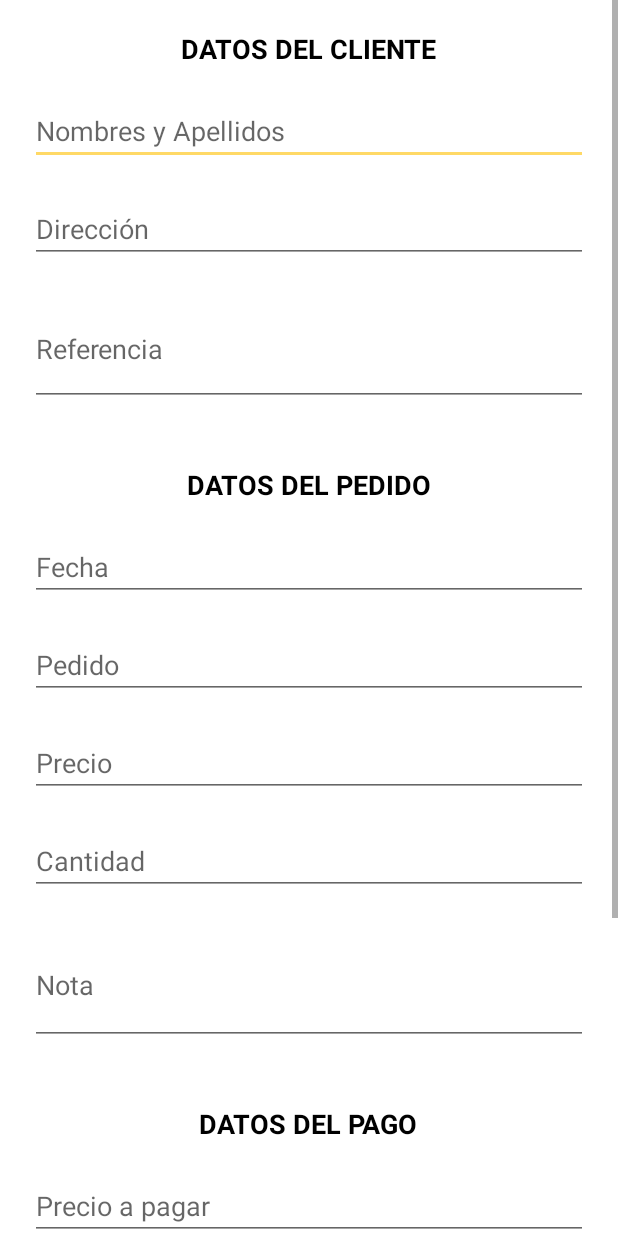
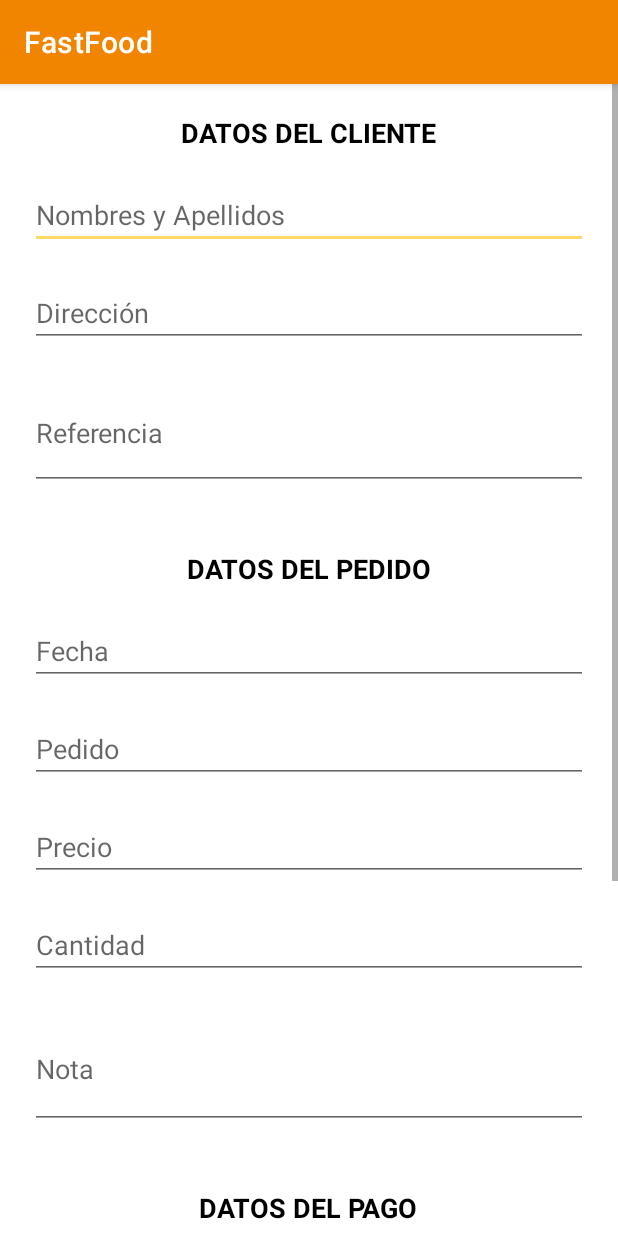
Before and after one commit to Longobardi-19/FastFood, an Android app: the screen it shows after launch once a user with an empty profile is signed in (NuevaOrderActivity), after a tap on an icon or button, on a phone screen of 412 x 824 dp. Run offline under Robolectric (Android 15) with nearby library versions, the phone set to English and light mode, and no system bars; our stand-ins replace Firebase (no records; nobody signed in at launch, a user with empty details on screens opened directly), Room's generated code.

Commit message:
correcion del toolbar

```diff
--- a/app/src/main/AndroidManifest.xml
+++ b/app/src/main/AndroidManifest.xml
@@ -9,7 +9,7 @@
         android:roundIcon="@mipmap/ic_launcher_round"
         android:supportsRtl="true"
         android:theme="@style/Theme.FastFood">
-        <activity android:name=".LoginActivity" />
+        <activity android:name=".LoginActivity" android:theme="@style/Theme.AppCompat.NoActionBar" />
         <activity android:name=".MainActivity"  />
         <activity android:name=".OrderActivity" />
         <activity android:name=".NuevaOrderActivity"/>
--- a/app/src/main/java/com/aplicaciones/fastfood/LoginActivity.kt
+++ b/app/src/main/java/com/aplicaciones/fastfood/LoginActivity.kt
@@ -4,6 +4,7 @@ import android.content.Intent
 import androidx.appcompat.app.AppCompatActivity
 import android.os.Bundle
 import android.util.Log
+import android.view.WindowManager
 import android.widget.Toast
 import com.aplicaciones.fastfood.databinding.ActivityLoginBinding
 import com.google.firebase.auth.FirebaseAuth
@@ -35,6 +36,7 @@ class LoginActivity : AppCompatActivity() {
                 }
             }
         }
+
     }
    public override fun onStart() {
         super.onStart()
--- a/app/src/main/java/com/aplicaciones/fastfood/MainActivity.kt
+++ b/app/src/main/java/com/aplicaciones/fastfood/MainActivity.kt
@@ -52,7 +52,6 @@ class MainActivity : AppCompatActivity() {
         }
 
 
-
         binding.salir.setOnClickListener{
             signOut()
         }
@@ -65,34 +64,4 @@ class MainActivity : AppCompatActivity() {
         startActivity(intent)
     }
 
-    /*override fun onCreateOptionsMenu(menu: Menu?): Boolean {
-        menuInflater.inflate(R.menu.order_menu, menu)
-
-        return super.onCreateOptionsMenu(menu)
-    }
-*/
-
-    /*override fun onKeyDown(keyCode: Int, event: KeyEvent?): Boolean {
-        if(keyCode== KeyEvent.KEYCODE_BACK){
-           var builder = AlertDialog.Builder(this)
-
-            builder.setMessage("Desea salir de la app?")
-                .setPositiveButton("Si", DialogInterface.OnClickListener{
-                dialog , id -> finish()
-                    fun onClick( dialog:DialogInterface? , which : Int){
-                        intent.addCategory(Intent.CATEGORY_HOME)
-                        intent.setFlags(Intent.FLAG_ACTIVITY_NEW_TASK)
-                        startActivity(intent)
-
-                    }
-                })
-                .setNegativeButton("Cancelar",DialogInterface.OnClickListener(){
-                        dialog, id -> dialog.cancel()
-                })
-            builder.show();
-        }
-        return super.onKeyDown(keyCode, event)
-
-    }*/
-
 }
--- a/app/src/main/res/values/themes.xml
+++ b/app/src/main/res/values/themes.xml
@@ -1,6 +1,6 @@
 <resources xmlns:tools="http://schemas.android.com/tools">
     <!-- Base application theme. -->
-    <style name="Theme.FastFood" parent="Theme.MaterialComponents.DayNight.NoActionBar">
+    <style name="Theme.FastFood" parent="Theme.MaterialComponents.DayNight.DarkActionBar">
         <!-- Primary brand color. -->
         <item name="colorPrimary">@color/color_naranja</item>
         <item name="colorPrimaryVariant">@color/color_tamarindo</item>
```
